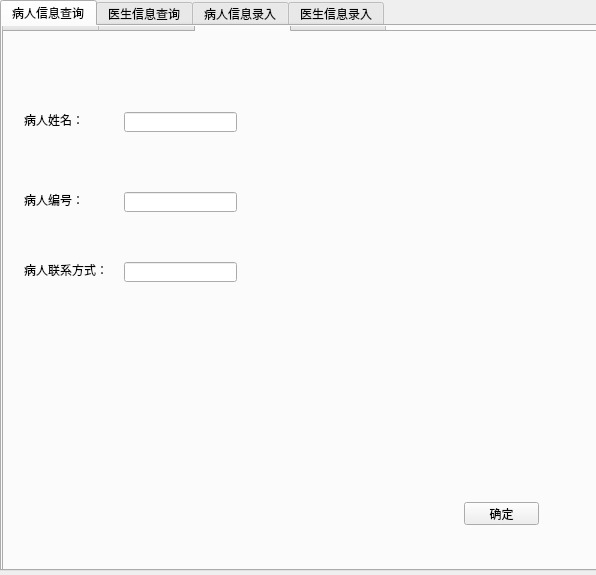
Old version of the form Hospital_management/mainwindow.ui in the repository yedk/Hospital_management.
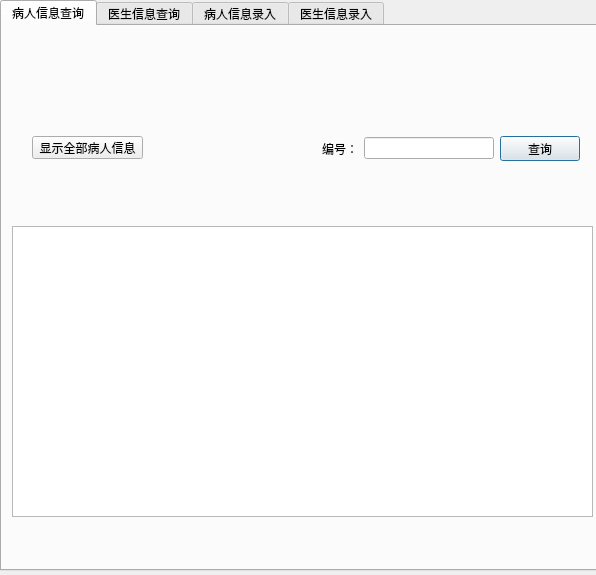
New version of the form. The open tabs and pages were chosen to show the change.

```diff
--- a/Hospital_management/mainwindow.ui
+++ b/Hospital_management/mainwindow.ui
@@ -35,268 +35,54 @@
     <widget class="QTableView" name="tableView">
      <property name="geometry">
       <rect>
-       <x>0</x>
-       <y>131</y>
+       <x>10</x>
+       <y>200</y>
        <width>581</width>
        <height>291</height>
       </rect>
      </property>
     </widget>
-    <widget class="QTabWidget" name="patient_query_widget">
+    <widget class="QWidget" name="layoutWidget">
      <property name="geometry">
       <rect>
-       <x>0</x>
-       <y>-20</y>
-       <width>601</width>
-       <height>571</height>
+       <x>320</x>
+       <y>110</y>
+       <width>258</width>
+       <height>25</height>
       </rect>
      </property>
-     <property name="currentIndex">
-      <number>0</number>
+     <layout class="QHBoxLayout" name="horizontalLayout">
+      <item>
+       <widget class="QLabel" name="label">
+        <property name="text">
+         <string>编号：</string>
+        </property>
+       </widget>
+      </item>
+      <item>
+       <widget class="QLineEdit" name="lineEdit"/>
+      </item>
+      <item>
+       <widget class="QPushButton" name="pushButton">
+        <property name="text">
+         <string>查询</string>
+        </property>
+       </widget>
+      </item>
+     </layout>
+    </widget>
+    <widget class="QPushButton" name="all_patient">
+     <property name="geometry">
+      <rect>
+       <x>30</x>
+       <y>110</y>
+       <width>111</width>
+       <height>23</height>
+      </rect>
      </property>
-     <widget class="QWidget" name="widget">
-      <attribute name="title">
-       <string>病人信息查询</string>
-      </attribute>
-      <widget class="QTableView" name="tableView_3">
-       <property name="geometry">
-        <rect>
-         <x>0</x>
-         <y>131</y>
-         <width>581</width>
-         <height>291</height>
-        </rect>
-       </property>
-      </widget>
-      <widget class="QWidget" name="layoutWidget">
-       <property name="geometry">
-        <rect>
-         <x>300</x>
-         <y>80</y>
-         <width>258</width>
-         <height>25</height>
-        </rect>
-       </property>
-       <layout class="QHBoxLayout" name="horizontalLayout_4">
-        <item>
-         <widget class="QLabel" name="label_8">
-          <property name="text">
-           <string>编号：</string>
-          </property>
-         </widget>
-        </item>
-        <item>
-         <widget class="QLineEdit" name="lineEdit_8"/>
-        </item>
-        <item>
-         <widget class="QPushButton" name="pushButton_5">
-          <property name="text">
-           <string>查询</string>
-          </property>
-         </widget>
-        </item>
-       </layout>
-      </widget>
-     </widget>
-     <widget class="QWidget" name="tab_4">
-      <attribute name="title">
-       <string>医生信息查询</string>
-      </attribute>
-      <widget class="QTableView" name="tableView_4">
-       <property name="geometry">
-        <rect>
-         <x>0</x>
-         <y>160</y>
-         <width>591</width>
-         <height>291</height>
-        </rect>
-       </property>
-      </widget>
-      <widget class="QWidget" name="layoutWidget_2">
-       <property name="geometry">
-        <rect>
-         <x>320</x>
-         <y>50</y>
-         <width>260</width>
-         <height>25</height>
-        </rect>
-       </property>
-       <layout class="QHBoxLayout" name="horizontalLayout_5">
-        <item>
-         <layout class="QHBoxLayout" name="horizontalLayout_6">
-          <item>
-           <widget class="QLabel" name="label_9">
-            <property name="text">
-             <string>编号：</string>
-            </property>
-           </widget>
-          </item>
-          <item>
-           <widget class="QLineEdit" name="lineEdit_9"/>
-          </item>
-         </layout>
-        </item>
-        <item>
-         <widget class="QPushButton" name="pushButton_6">
-          <property name="text">
-           <string>查询</string>
-          </property>
-         </widget>
-        </item>
-       </layout>
-      </widget>
-     </widget>
-     <widget class="QWidget" name="tab_5">
-      <attribute name="title">
-       <string>病人信息录入</string>
-      </attribute>
-      <widget class="QPushButton" name="pushButton_7">
-       <property name="geometry">
-        <rect>
-         <x>460</x>
-         <y>470</y>
-         <width>75</width>
-         <height>23</height>
-        </rect>
-       </property>
-       <property name="text">
-        <string>确定</string>
-       </property>
-      </widget>
-      <widget class="QLabel" name="label_10">
-       <property name="geometry">
-        <rect>
-         <x>20</x>
-         <y>80</y>
-         <width>61</width>
-         <height>16</height>
-        </rect>
-       </property>
-       <property name="text">
-        <string>病人姓名：</string>
-       </property>
-      </widget>
-      <widget class="QLabel" name="label_11">
-       <property name="geometry">
-        <rect>
-         <x>20</x>
-         <y>160</y>
-         <width>61</width>
-         <height>16</height>
-        </rect>
-       </property>
-       <property name="text">
-        <string>病人编号：</string>
-       </property>
-      </widget>
-      <widget class="QLabel" name="label_12">
-       <property name="geometry">
-        <rect>
-         <x>20</x>
-         <y>230</y>
-         <width>91</width>
-         <height>16</height>
-        </rect>
-       </property>
-       <property name="text">
-        <string>病人联系方式：</string>
-       </property>
-      </widget>
-      <widget class="QLineEdit" name="lineEdit_10">
-       <property name="geometry">
-        <rect>
-         <x>120</x>
-         <y>80</y>
-         <width>113</width>
-         <height>20</height>
-        </rect>
-       </property>
-      </widget>
-      <widget class="QLineEdit" name="lineEdit_11">
-       <property name="geometry">
-        <rect>
-         <x>120</x>
-         <y>160</y>
-         <width>113</width>
-         <height>20</height>
-        </rect>
-       </property>
-      </widget>
-      <widget class="QLineEdit" name="lineEdit_12">
-       <property name="geometry">
-        <rect>
-         <x>120</x>
-         <y>230</y>
-         <width>113</width>
-         <height>20</height>
-        </rect>
-       </property>
-      </widget>
-     </widget>
-     <widget class="QWidget" name="tab_6">
-      <attribute name="title">
-       <string>医生信息录入</string>
-      </attribute>
-      <widget class="QPushButton" name="pushButton_8">
-       <property name="geometry">
-        <rect>
-         <x>420</x>
-         <y>440</y>
-         <width>75</width>
-         <height>23</height>
-        </rect>
-       </property>
-       <property name="text">
-        <string>确定</string>
-       </property>
-      </widget>
-      <widget class="QLabel" name="label_13">
-       <property name="geometry">
-        <rect>
-         <x>20</x>
-         <y>72</y>
-         <width>71</width>
-         <height>20</height>
-        </rect>
-       </property>
-       <property name="text">
-        <string>医生姓名：</string>
-       </property>
-      </widget>
-      <widget class="QLabel" name="label_14">
-       <property name="geometry">
-        <rect>
-         <x>20</x>
-         <y>190</y>
-         <width>61</width>
-         <height>16</height>
-        </rect>
-       </property>
-       <property name="text">
-        <string>医生编号：</string>
-       </property>
-      </widget>
-      <widget class="QLineEdit" name="lineEdit_13">
-       <property name="geometry">
-        <rect>
-         <x>90</x>
-         <y>190</y>
-         <width>113</width>
-         <height>20</height>
-        </rect>
-       </property>
-      </widget>
-      <widget class="QLineEdit" name="lineEdit_14">
-       <property name="geometry">
-        <rect>
-         <x>90</x>
-         <y>70</y>
-         <width>113</width>
-         <height>20</height>
-        </rect>
-       </property>
-      </widget>
-     </widget>
+     <property name="text">
+      <string>显示全部病人信息</string>
+     </property>
     </widget>
    </widget>
    <widget class="QWidget" name="doc_quer_wid">
```
Left out of the diff: 31 changed lines with no effect on the pictures.
